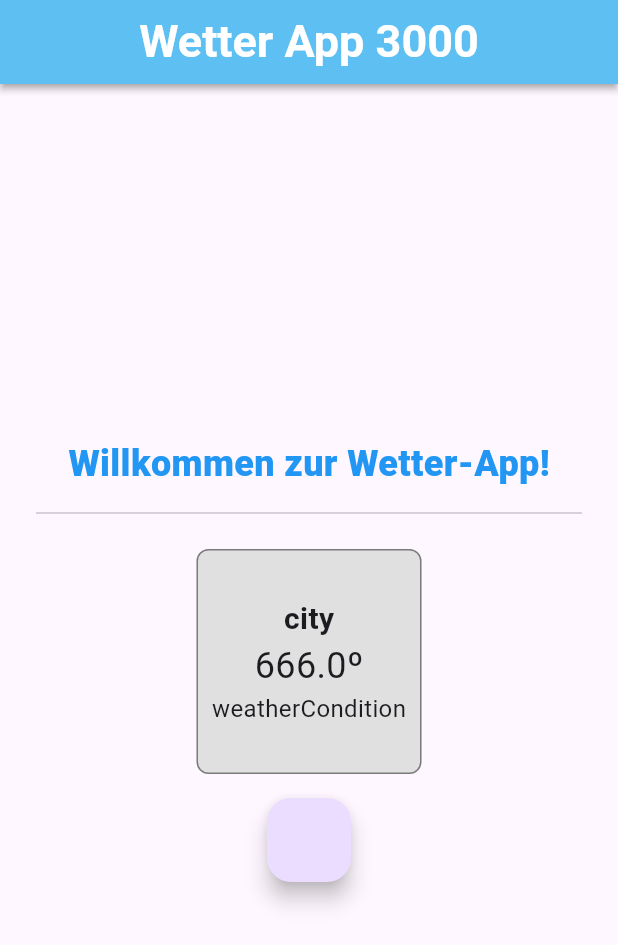
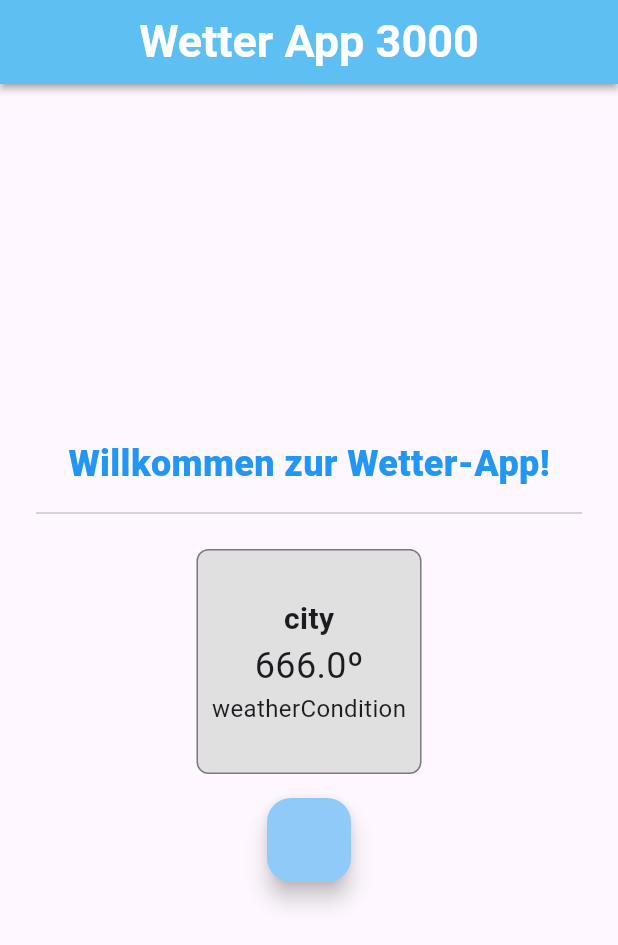
Before and after one commit to Sascha-create/simple_weather_app, a Flutter app: the screen it shows after launch, on a phone screen of 412 x 824 dp. Shown: the top 945 px of the screen. Run offline on Flutter 3.47's test engine with Material 3 defaults, Android fonts, the phone set to English and light mode, and no system bars.

Commit message:
git test with new clone repository

```diff
--- a/lib/main.dart
+++ b/lib/main.dart
@@ -79,16 +79,14 @@ class _WeatherDataState extends State<WeatherApp> {
                   city: city,
                   temperature: temperature,
                   weatherCondition: weatherCondition),
-              FloatingActionButton(onPressed: getRandomWeatherData)
+              FloatingActionButton(
+                onPressed: getRandomWeatherData,
+                backgroundColor: Colors.blue[200],
+              )
             ],
           ),
         ),
       ),
     );
   }
-
-  // @override
-  // Widget build(BuildContext context) {
-  //   return WeatherData(city: actualCity.city, temperature: actualCity.temperature, weatherCondition: actualCity.weatherCondition);
-  // }
 }
```
